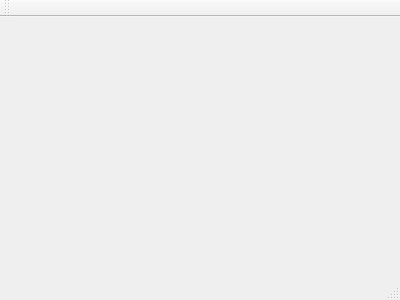
The window that Chapter 2/gotocell/gotocelldialog.ui (starrynights89/Qt-C-practice-) describes before a commit, drawn with Qt 5.
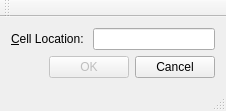
The same window after the commit.

Diff of the .ui file:
```diff
--- a/Chapter 2/gotocell/gotocelldialog.ui
+++ b/Chapter 2/gotocell/gotocelldialog.ui
@@ -1,24 +1,91 @@
 <ui version="4.0">
- <class>gotocelldialog</class>
- <widget class="QMainWindow" name="gotocelldialog" >
-  <property name="geometry" >
+ <class>GoToCellDialog</class>
+ <widget class="QMainWindow" name="GoToCellDialog">
+  <property name="geometry">
    <rect>
     <x>0</x>
     <y>0</y>
-    <width>400</width>
-    <height>300</height>
+    <width>226</width>
+    <height>103</height>
    </rect>
   </property>
   <property name="windowTitle" >
    <string>gotocelldialog</string>
   </property>
-  <widget class="QMenuBar" name="menuBar" />
-  <widget class="QToolBar" name="mainToolBar" />
-  <widget class="QWidget" name="centralWidget" />
-  <widget class="QStatusBar" name="statusBar" />
+  <widget class="QWidget" name="centralWidget">
+   <layout class="QVBoxLayout" name="verticalLayout">
+    <item>
+     <layout class="QHBoxLayout" name="horizontalLayout">
+      <item>
+       <widget class="QLabel" name="label">
+        <property name="text">
+         <string>&amp;Cell Location: </string>
+        </property>
+        <property name="buddy">
+         <cstring>lineEdit</cstring>
+        </property>
+       </widget>
+      </item>
+      <item>
+       <widget class="QLineEdit" name="lineEdit"/>
+      </item>
+     </layout>
+    </item>
+    <item>
+     <layout class="QHBoxLayout" name="horizontalLayout_2">
+      <item>
+       <spacer name="horizontalSpacer">
+        <property name="orientation">
+         <enum>Qt::Horizontal</enum>
+        </property>
+        <property name="sizeHint" stdset="0">
+         <size>
+          <width>40</width>
+          <height>20</height>
+         </size>
+        </property>
+       </spacer>
+      </item>
+      <item>
+       <widget class="QPushButton" name="okButton">
+        <property name="enabled">
+         <bool>false</bool>
+        </property>
+        <property name="text">
+         <string>OK</string>
+        </property>
+        <property name="default">
+         <bool>true</bool>
+        </property>
+       </widget>
+      </item>
+      <item>
+       <widget class="QPushButton" name="cancelButton">
+        <property name="text">
+         <string>Cancel</string>
+        </property>
+       </widget>
+      </item>
+     </layout>
+    </item>
+   </layout>
+  </widget>
+  <widget class="QToolBar" name="mainToolBar">
+   <attribute name="toolBarArea">
+    <enum>TopToolBarArea</enum>
+   </attribute>
+   <attribute name="toolBarBreak">
+    <bool>false</bool>
+   </attribute>
+  </widget>
+  <widget class="QStatusBar" name="statusBar"/>
  </widget>
- <layoutDefault spacing="6" margin="11" />
- <pixmapfunction></pixmapfunction>
+ <layoutdefault spacing="6" margin="11"/>
+ <tabstops>
+  <tabstop>lineEdit</tabstop>
+  <tabstop>okButton</tabstop>
+  <tabstop>cancelButton</tabstop>
+ </tabstops>
  <resources/>
  <connections/>
 </ui>
```
Left out of the diff: 5 changed lines with no effect on the pictures.
